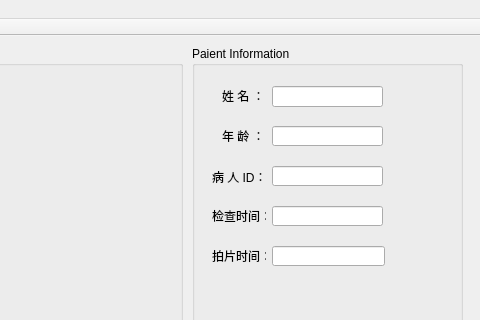
Old version of the form develop/mainwindow.ui in the repository alexzhh/qt_practice; both pictures show x 188 to 668 and y 0 to 320 of the 668 by 418 pixel window.
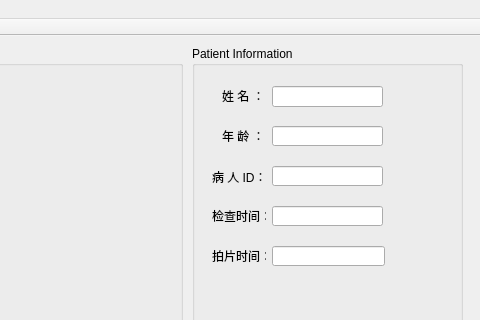
New version of the form.

Patch:
```diff
--- a/develop/mainwindow.ui
+++ b/develop/mainwindow.ui
@@ -24,7 +24,7 @@
      </rect>
     </property>
     <property name="title">
-     <string>Paient Information</string>
+     <string>Patient Information</string>
     </property>
     <widget class="QLineEdit" name="Name">
      <property name="geometry">
```
